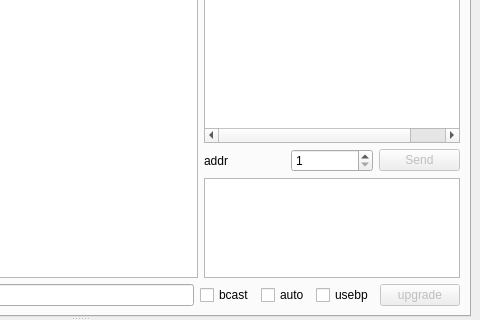
Old version of the form mainwindow.ui in the repository zaazbb/YM001NetworkAnalyzer; both pictures show x 320 to 800 and y 101 to 421 of the 800 by 600 pixel window.
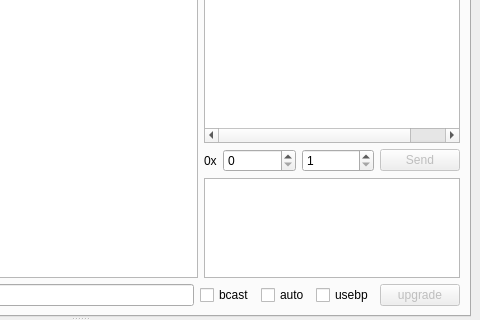
New version of the form. The open tabs and pages were chosen to show the change.

Commit message: gvar start addr can modify now.

```diff
--- a/mainwindow.ui
+++ b/mainwindow.ui
@@ -434,11 +434,24 @@
               </widget>
              </item>
              <item>
-              <layout class="QHBoxLayout" name="horizontalLayout_4" stretch="0,0,0">
+              <layout class="QHBoxLayout" name="horizontalLayout_4" stretch="0,1,1,0">
                <item>
                 <widget class="QLabel" name="label_rdbgaddr">
                  <property name="text">
-                  <string>addr</string>
+                  <string>0x</string>
+                 </property>
+                </widget>
+               </item>
+               <item>
+                <widget class="QSpinBox" name="spinBox_rdbgaddr">
+                 <property name="minimum">
+                  <number>0</number>
+                 </property>
+                 <property name="maximum">
+                  <number>32767</number>
+                 </property>
+                 <property name="displayIntegerBase">
+                  <number>16</number>
                  </property>
                 </widget>
                </item>
```
Left out of the diff: 2 changed lines with no effect on the pictures. The commit also changes 5 other files.
